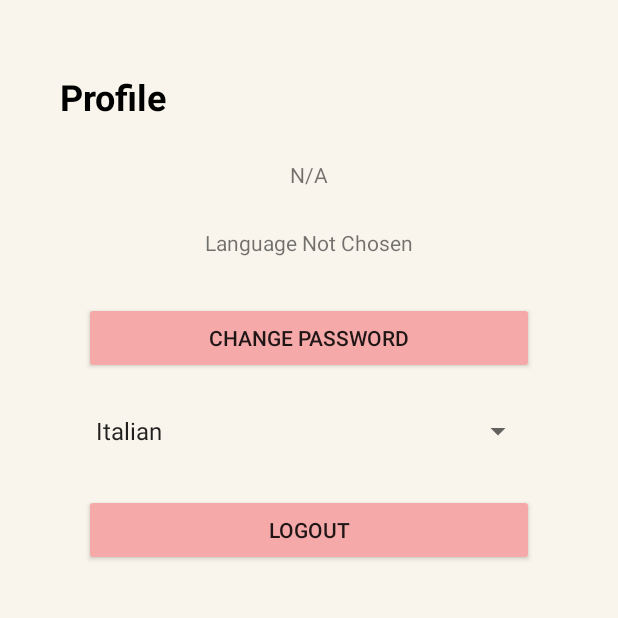
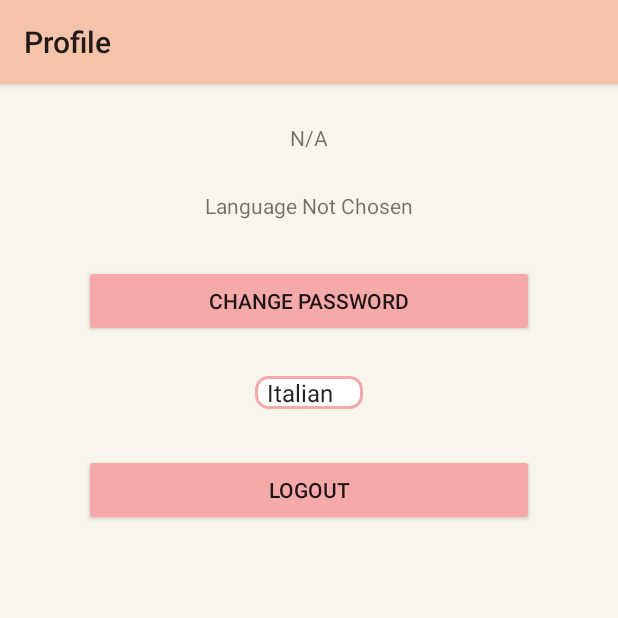
Before and after one commit to Pearl-Dsilva/AR_Learning, an Android app built with Jetpack Compose: the UserProfileActivity screen opened directly, with no data from a screen before it, on a phone screen of 412 x 824 dp, the top half of it. Run offline under Robolectric (Android 15) with nearby library versions, the phone set to English and light mode, and no system bars; our stand-ins replace Firebase (no records; nobody signed in at launch, a user with empty details on screens opened directly).

Commit message:
Added Spinner_background.xml file and Profile UI Updated

```diff
--- /dev/null
+++ b/app/src/main/res/drawable/spinner_background.xml
@@ -0,0 +1,8 @@
+<?xml version="1.0" encoding="utf-8"?>
+<shape xmlns:android="http://schemas.android.com/apk/res/android">
+    <solid android:color="@android:color/white"/>
+    <stroke
+        android:width="2dp"
+        android:color="@color/lightpink"/>
+    <corners android:radius="8dp"/>
+</shape>
--- a/app/src/main/res/layout/activity_user_profile.xml
+++ b/app/src/main/res/layout/activity_user_profile.xml
@@ -1,87 +1,89 @@
 <?xml version="1.0" encoding="utf-8"?>
 <androidx.constraintlayout.widget.ConstraintLayout xmlns:android="http://schemas.android.com/apk/res/android"
+    xmlns:app="http://schemas.android.com/apk/res-auto"
     xmlns:tools="http://schemas.android.com/tools"
-    xmlns:app="http://schemas.android.com/apk/res-auto"
     android:id="@+id/main"
     android:layout_width="match_parent"
     android:layout_height="match_parent"
     android:background="@color/background_color"
-    tools:context="com.sproj.arimagerecognizer.UserProfileActivity">
+    tools:context="com.sproj.arimagerecognizer.UserProfileActivity"
+    tools:ignore="MissingClass">
 
-    <!-- Profile Title -->
-    <TextView
+    <androidx.appcompat.widget.Toolbar
         android:id="@+id/textViewProfileTitle"
-        android:layout_width="0dp"
-        android:layout_height="wrap_content"
-        android:text="Profile"
-        android:textSize="24sp"
-        android:textStyle="bold"
-        android:textColor="@color/black"
-        android:layout_marginTop="48dp"
-        android:layout_marginStart="40dp"
+        android:layout_width="match_parent"
+        android:layout_height="?attr/actionBarSize"
+        android:background="@color/soft_peach"
+        android:elevation="4dp"
+        android:theme="@style/ThemeOverlay.AppCompat.ActionBar"
+        android:titleTextColor="@color/white"
+        app:layout_constraintEnd_toEndOf="parent"
+        app:layout_constraintStart_toStartOf="parent"
         app:layout_constraintTop_toTopOf="parent"
-        app:layout_constraintStart_toStartOf="parent"
-        app:layout_constraintEnd_toEndOf="parent" />
+        app:title="Profile" />
+
 
     <!-- Username TextView -->
     <TextView
         android:id="@+id/textViewUsername"
         android:layout_width="0dp"
         android:layout_height="wrap_content"
-        android:text="[Username]"
+        android:layout_marginTop="26dp"
+        android:text="@string/username"
         android:textAlignment="center"
-        android:layout_marginTop="26dp"
-        app:layout_constraintTop_toBottomOf="@+id/textViewProfileTitle"
+        app:layout_constraintEnd_toEndOf="parent"
         app:layout_constraintStart_toStartOf="parent"
-        app:layout_constraintEnd_toEndOf="parent" />
+        app:layout_constraintTop_toBottomOf="@+id/textViewProfileTitle" />
 
     <!-- Language TextView -->
     <TextView
         android:id="@+id/languageTextView"
         android:layout_width="0dp"
         android:layout_height="wrap_content"
-        android:text="[language]"
+        android:layout_marginTop="26dp"
+        android:text="@string/Language"
         android:textAlignment="center"
-        android:layout_marginTop="26dp"
-        app:layout_constraintTop_toBottomOf="@+id/textViewUsername"
+        app:layout_constraintEnd_toEndOf="parent"
         app:layout_constraintStart_toStartOf="parent"
-        app:layout_constraintEnd_toEndOf="parent" />
+        app:layout_constraintTop_toBottomOf="@+id/textViewUsername" />
 
     <!-- Change Password Button -->
     <Button
         android:id="@+id/buttonChangePassword"
         android:layout_width="300dp"
         android:layout_height="wrap_content"
-        android:text="Change Password"
+        android:layout_marginTop="30dp"
         android:backgroundTint="@color/lightpink"
-    android:layout_marginTop="30dp"
-    app:layout_constraintTop_toBottomOf="@+id/languageTextView"
+        android:text="@string/Changepassword"
+        app:layout_constraintEnd_toEndOf="parent"
         app:layout_constraintStart_toStartOf="parent"
-    app:layout_constraintEnd_toEndOf="parent" />
+        app:layout_constraintTop_toBottomOf="@+id/languageTextView" />
 
     <!-- Language Spinner -->
-    <!-- ... Style this as per the register page, including background and padding ... -->
     <Spinner
         android:id="@+id/spinnerLanguage"
-        android:layout_width="300dp"
+        android:layout_width="wrap_content"
         android:layout_height="wrap_content"
+        android:layout_marginTop="26dp"
+        android:background="@drawable/spinner_background"
         android:entries="@array/language_options"
-        android:layout_marginTop="26dp"
-        app:layout_constraintTop_toBottomOf="@+id/buttonChangePassword"
+        app:layout_constraintEnd_toEndOf="parent"
         app:layout_constraintStart_toStartOf="parent"
-        app:layout_constraintEnd_toEndOf="parent" />
+        app:layout_constraintTop_toBottomOf="@+id/buttonChangePassword" />
 
     <!-- Logout Button -->
     <Button
         android:id="@+id/buttonLogout"
         android:layout_width="300dp"
         android:layout_height="wrap_content"
-        android:text="Logout"
+        android:layout_marginTop="30dp"
         android:backgroundTint="@color/lightpink"
-    android:layout_marginTop="30dp"
-    app:layout_constraintTop_toBottomOf="@+id/spinnerLanguage"
+        android:text="@string/logout"
+        app:layout_constraintEnd_toEndOf="parent"
         app:layout_constraintStart_toStartOf="parent"
-    app:layout_constraintEnd_toEndOf="parent" />
+        app:layout_constraintTop_toBottomOf="@+id/spinnerLanguage" />
+</androidx.constraintlayout.widget.ConstraintLayout>
+
 
 
     <!--        <TextView-->
@@ -122,5 +124,3 @@
 
 
     <!--    </LinearLayout>-->
-
-</androidx.constraintlayout.widget.ConstraintLayout>
--- a/app/src/main/res/values/colors.xml
+++ b/app/src/main/res/values/colors.xml
@@ -28,4 +28,5 @@
   <color name="background_color">#F9F5EC</color> <!-- Replace with the actual color you want -->
   <color name="button_color">#F5A9A9</color>
   <color name="text_color">#FF000000</color>
+  <color name="soft_peach">#F5C3A9</color>
 </resources>
--- a/app/src/main/res/values/strings.xml
+++ b/app/src/main/res/values/strings.xml
@@ -23,10 +23,13 @@
   <string name="open_camera">Open Camera</string>
   <string name="new_password">New Password</string>
   <string name="confirm_new_password">Confirm New Password</string>
+  <string name="Changepassword">Change Password</string>
   <string name="help_text">Welcome to [Your App Name]! Here you can learn how to navigate through the app and make the most of its features. If you have any questions, feel free to contact our support team.</string>
     <string name="login">Login</string>
   <string name="username">Username</string>
   <string name="password">Password</string>
+  <string name="logout">Logout</string>
+  <string name="Language">Language</string>
   <string name="create_account_text">Don\'t have an account? Sign Up</string>
   <string name="login_text">login</string>
     <string name="menu">Menu</string>
@@ -38,4 +41,5 @@
   <string name="test_graphic">Test graphic</string>
   <string name="test">Test</string>
 
+
 </resources>
--- a/build.gradle
+++ b/build.gradle
@@ -6,7 +6,7 @@ buildscript {
         mavenCentral()
     }
     dependencies {
-        classpath 'com.android.tools.build:gradle:8.3.2'
+        classpath 'com.android.tools.build:gradle:8.2.2'
         classpath "org.jetbrains.kotlin:kotlin-gradle-plugin:$kotlin_version"
         classpath 'com.google.gms:google-services:4.4.2'
 
```
Lines whose indentation alone changed are shown as unchanged.
